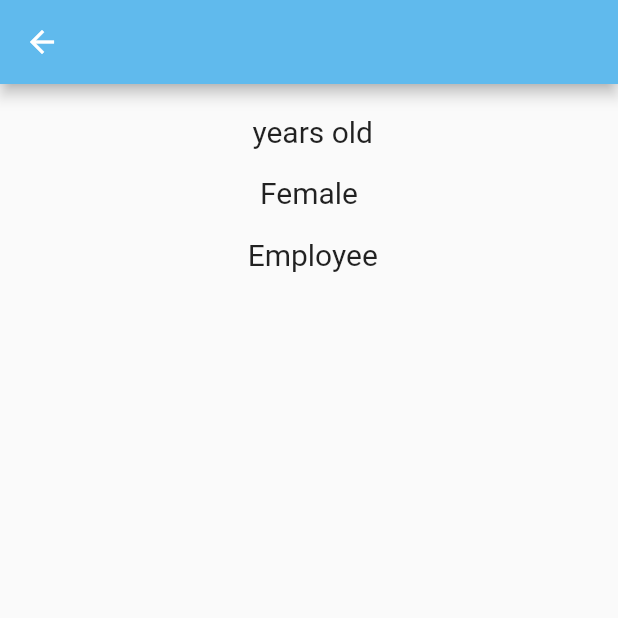
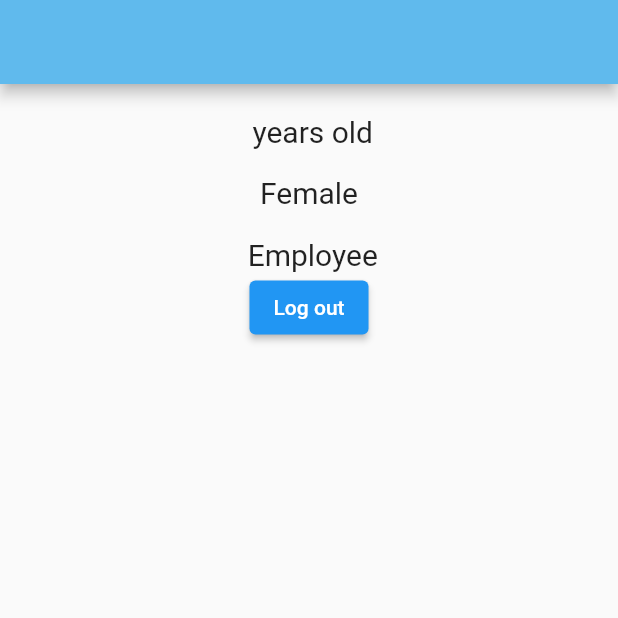
Before and after one commit to Prybrt06/interview_app, a Flutter app: the ProfilePage screen opened directly with empty values, on a phone screen of 412 x 824 dp, the top half of it. Run offline on Flutter 3.47's test engine with Material 2 defaults, Android fonts, the phone set to English and light mode, and no system bars; our stand-ins replace animated_splash_screen, lottie, page_transition; missing offline and left inert: dart:ffi; project files that could hold a hidden picture were left out.

Commit message:
Logout button added

```diff
--- a/lib/screens/profilePage.dart
+++ b/lib/screens/profilePage.dart
@@ -16,6 +16,7 @@ class ProfilePage extends StatelessWidget {
   Widget build(BuildContext context) {
     return Scaffold(
       appBar: AppBar(
+        automaticallyImplyLeading: false,
         backgroundColor: Color(0xFF60BAED),
         title: Text(name),
       ),
@@ -56,7 +57,15 @@ class ProfilePage extends StatelessWidget {
                     ),
                   ),
                 ),
-              )
+              ),
+              ElevatedButton(
+                onPressed: () {
+                  Navigator.pop(
+                    context,
+                  );
+                },
+                child: Text("Log out"),
+              ),
             ],
           ),
         ),
```
